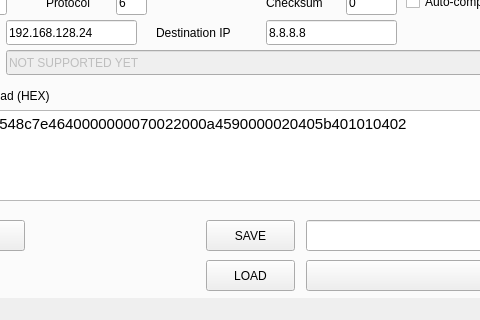
Qt form mainwindow.ui (DPinato/Emulient) before a commit; both pictures show x 96 to 576 and y 412 to 732 of the 700 by 732 pixel window.
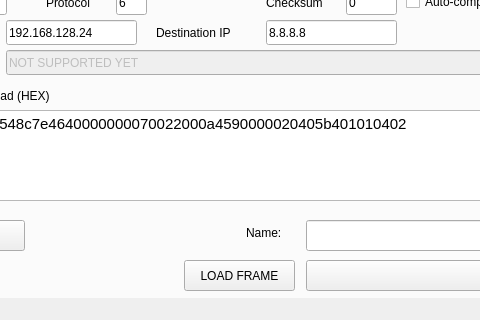
The same form after that commit.

The edit to the form file:
```diff
--- a/mainwindow.ui
+++ b/mainwindow.ui
@@ -841,19 +841,6 @@
        <number>3</number>
       </property>
      </widget>
-     <widget class="QPushButton" name="saveButton">
-      <property name="geometry">
-       <rect>
-        <x>290</x>
-        <y>560</y>
-        <width>89</width>
-        <height>31</height>
-       </rect>
-      </property>
-      <property name="text">
-       <string>SAVE</string>
-      </property>
-     </widget>
      <widget class="QLineEdit" name="saveEdit">
       <property name="geometry">
        <rect>
@@ -873,14 +860,14 @@
      <widget class="QPushButton" name="loadButton">
       <property name="geometry">
        <rect>
-        <x>290</x>
+        <x>268</x>
         <y>600</y>
-        <width>89</width>
+        <width>111</width>
         <height>31</height>
        </rect>
       </property>
       <property name="text">
-       <string>LOAD</string>
+       <string>LOAD FRAME</string>
       </property>
      </widget>
      <widget class="QComboBox" name="comboBox">
@@ -893,6 +880,22 @@
        </rect>
       </property>
      </widget>
+     <widget class="QLabel" name="label_25">
+      <property name="geometry">
+       <rect>
+        <x>330</x>
+        <y>560</y>
+        <width>51</width>
+        <height>25</height>
+       </rect>
+      </property>
+      <property name="text">
+       <string>Name:</string>
+      </property>
+      <property name="alignment">
+       <set>Qt::AlignLeading|Qt::AlignLeft|Qt::AlignVCenter</set>
+      </property>
+     </widget>
     </widget>
     <widget class="QWidget" name="tab2">
      <attribute name="title">
```
